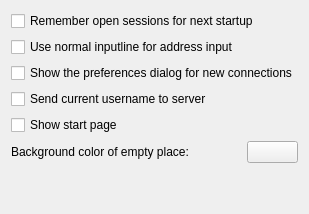
This is config/general.ui in KDE/krdc as Qt 5 draws it before an edit. The edited form follows.
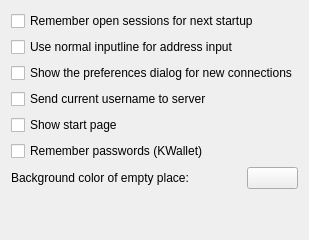
This is the edited form. Custom widgets are drawn as their Qt base class.

Commit message:
KWallet support in KRDC is back! It's implemented in a central place and thus can be used by all protocols in an easy way.
(RDP KWallet support TBD)

BTW: you need to run kdeinit4 for KWallet support.

```diff
--- a/config/general.ui
+++ b/config/general.ui
@@ -37,6 +37,13 @@
      </property>
     </widget>
    </item>
+   <item>
+    <widget class="QCheckBox" name="kcfg_WalletSupport" >
+     <property name="text" >
+      <string>Remember passwords (KWallet)</string>
+     </property>
+    </widget>
+   </item>
    <item>
     <layout class="QHBoxLayout" >
      <item>
```
The commit also changes 7 other files.
